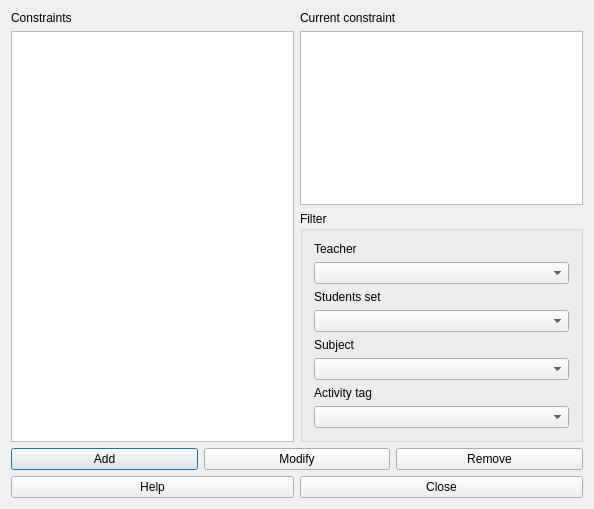
Above: fet/src/interface/constraintmaxdaysbetweenactivitiesform_template.ui from vonmecheln/fet before the change. Below: the same form after it.
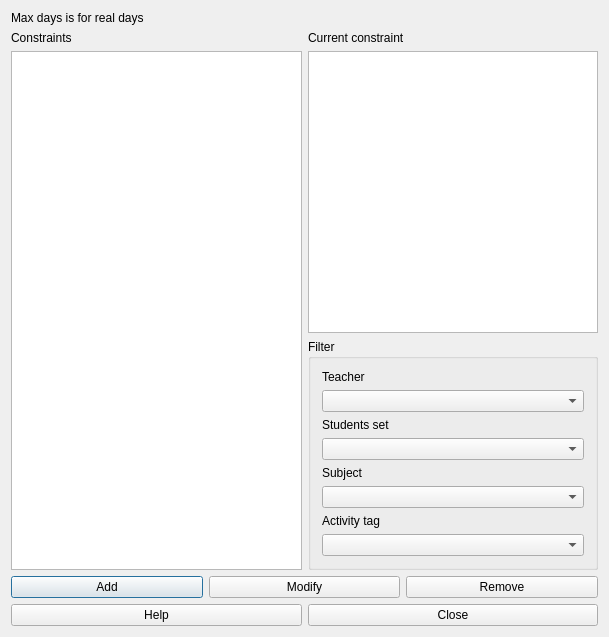
That is the form after the change.

```diff
--- a/fet/src/interface/constraintmaxdaysbetweenactivitiesform_template.ui
+++ b/fet/src/interface/constraintmaxdaysbetweenactivitiesform_template.ui
@@ -6,8 +6,8 @@
    <rect>
     <x>0</x>
     <y>0</y>
-    <width>594</width>
-    <height>509</height>
+    <width>609</width>
+    <height>637</height>
    </rect>
   </property>
   <property name="windowTitle">
@@ -15,6 +15,26 @@
   </property>
   <layout class="QGridLayout" name="gridLayout_2">
    <item row="0" column="0">
+    <widget class="QLabel" name="instructionsLabel">
+     <property name="sizePolicy">
+      <sizepolicy hsizetype="Minimum" vsizetype="Minimum">
+       <horstretch>0</horstretch>
+       <verstretch>0</verstretch>
+      </sizepolicy>
+     </property>
+     <property name="text">
+      <string>Max days is for real days</string>
+     </property>
+     <property name="wordWrap">
+      <bool>true</bool>
+     </property>
+    </widget>
+   </item>
+   <item row="1" column="0">
+    <layout class="QHBoxLayout" name="horizontalLayout">
+     <item>
+      <layout class="QVBoxLayout" name="verticalLayout">
+       <item>
     <widget class="QLabel" name="constraintsTextLabel">
      <property name="frameShape">
       <enum>QFrame::NoFrame</enum>
@@ -30,7 +50,16 @@
      </property>
     </widget>
    </item>
-   <item row="0" column="1">
+       <item>
+        <widget class="QListWidget" name="constraintsListWidget"/>
+       </item>
+      </layout>
+     </item>
+     <item>
+      <layout class="QVBoxLayout" name="verticalLayout_3">
+       <item>
+        <layout class="QVBoxLayout" name="verticalLayout_2">
+         <item>
     <widget class="QLabel" name="currentConstraintTextLabel">
      <property name="text">
       <string>Current constraint</string>
@@ -40,13 +69,12 @@
      </property>
     </widget>
    </item>
-   <item row="1" column="0" rowspan="2">
-    <widget class="QListWidget" name="constraintsListWidget"/>
-   </item>
-   <item row="1" column="1">
+         <item>
     <widget class="QPlainTextEdit" name="currentConstraintTextEdit"/>
    </item>
-   <item row="2" column="1">
+        </layout>
+       </item>
+       <item>
     <widget class="QGroupBox" name="filterGroupBox">
      <property name="title">
       <string>Filter</string>
@@ -107,7 +135,11 @@
      </layout>
     </widget>
    </item>
-   <item row="3" column="0" colspan="2">
+      </layout>
+     </item>
+    </layout>
+   </item>
+   <item row="2" column="0">
     <layout class="QHBoxLayout">
      <item>
       <widget class="QPushButton" name="addConstraintPushButton">
@@ -132,7 +164,7 @@
      </item>
     </layout>
    </item>
-   <item row="4" column="0" colspan="2">
+   <item row="3" column="0">
     <layout class="QHBoxLayout">
      <item>
       <widget class="QPushButton" name="helpPushButton">
```
Lines whose indentation alone changed are shown as unchanged.
